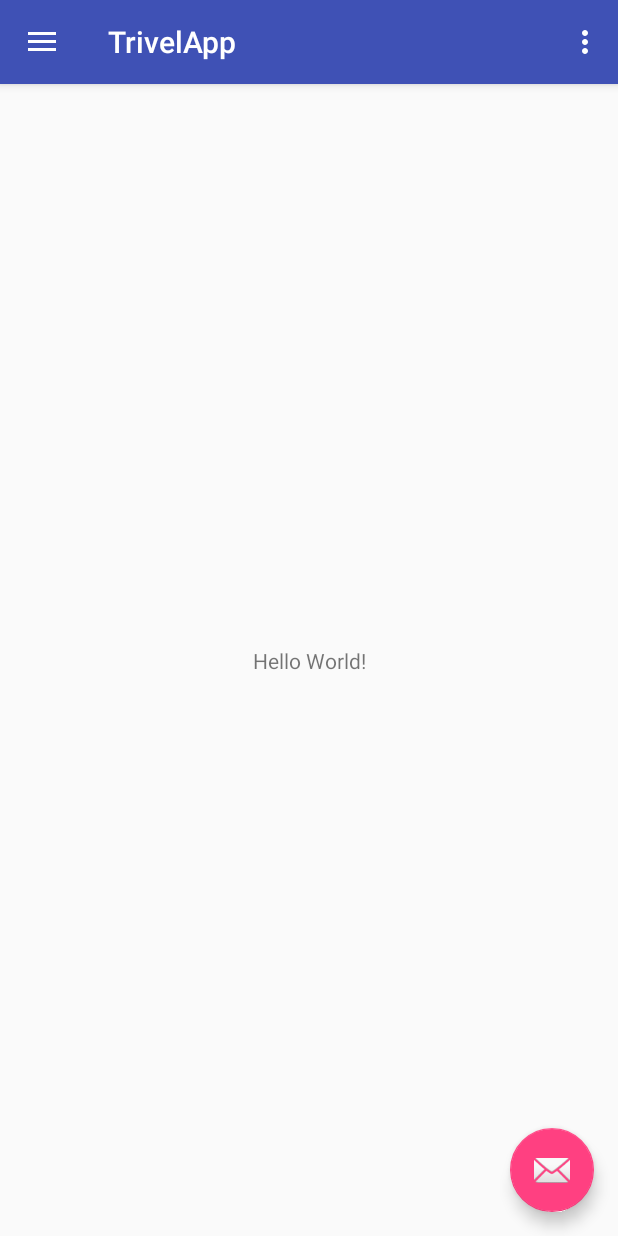
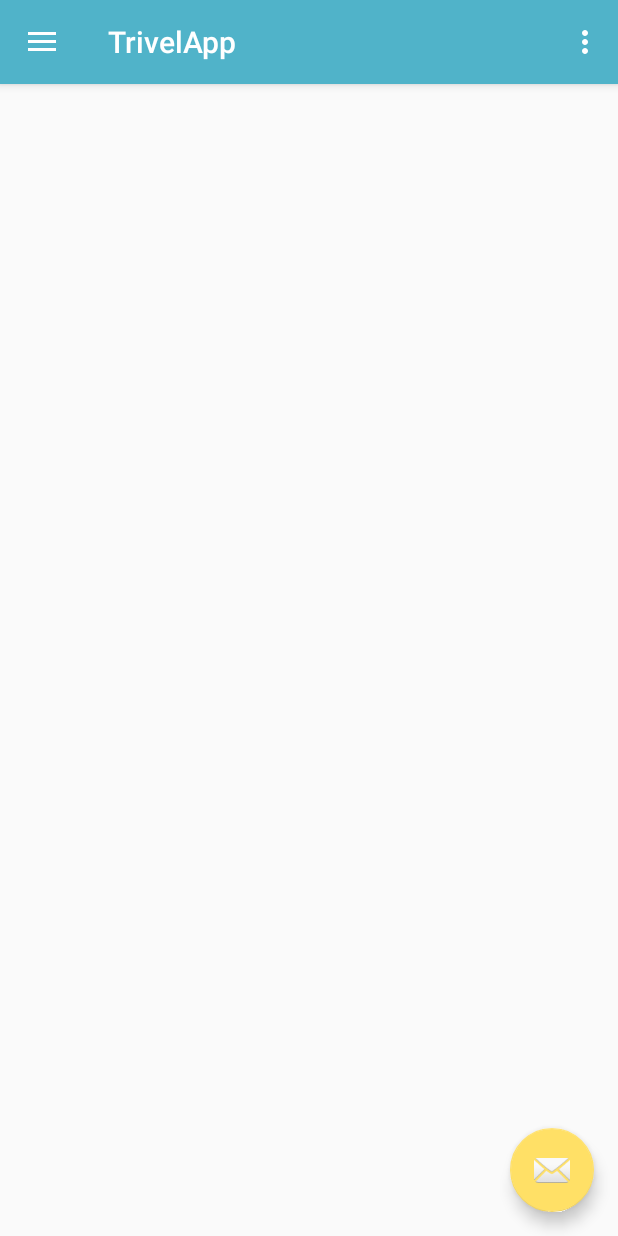
Before and after one commit to JoseGeorges8/trivelApp, an Android app: the screen it shows after launch (MainActivity), after a tap on "Our Packages", on a phone screen of 412 x 824 dp. Run offline under Robolectric (Android 15) with nearby library versions, the light colour scheme and no system bars; 1 other tap on this screen came first.

Commit message:
#2 Just connected the PackagesFragment to its according nav item, also changed the colors of the app to test.

```diff
--- a/app/src/main/java/com/example/josegeorges/trivelapp/MainActivity.java
+++ b/app/src/main/java/com/example/josegeorges/trivelapp/MainActivity.java
@@ -1,8 +1,11 @@
 package com.example.josegeorges.trivelapp;
 
+import android.net.Uri;
 import android.os.Bundle;
 import android.support.design.widget.FloatingActionButton;
 import android.support.design.widget.Snackbar;
+import android.support.v4.app.FragmentManager;
+import android.support.v4.app.FragmentTransaction;
 import android.view.View;
 import android.support.design.widget.NavigationView;
 import android.support.v4.view.GravityCompat;
@@ -14,7 +17,10 @@ import android.view.Menu;
 import android.view.MenuItem;
 
 public class MainActivity extends AppCompatActivity
-        implements NavigationView.OnNavigationItemSelectedListener {
+        implements NavigationView.OnNavigationItemSelectedListener,
+        PackagesFragment.OnFragmentInteractionListener{
+
+    FragmentManager fm;
 
     @Override
     protected void onCreate(Bundle savedInstanceState) {
@@ -79,9 +85,11 @@ public class MainActivity extends AppCompatActivity
     public boolean onNavigationItemSelected(MenuItem item) {
         // Handle navigation view item clicks here.
         int id = item.getItemId();
-
+        fm = getSupportFragmentManager();
         if (id == R.id.nav_packages) {
-
+            FragmentTransaction transaction = fm.beginTransaction();
+            transaction.replace(R.id.content, new PackagesFragment());
+            transaction.commit();
         } else if (id == R.id.nav_wish_list) {
 
         } else if (id == R.id.nav_about_us) {
@@ -94,4 +102,9 @@ public class MainActivity extends AppCompatActivity
         drawer.closeDrawer(GravityCompat.START);
         return true;
     }
+
+    @Override
+    public void onFragmentInteraction(Uri uri) {
+
+    }
 }
--- a/app/src/main/res/layout/content_main.xml
+++ b/app/src/main/res/layout/content_main.xml
@@ -2,19 +2,11 @@
 <android.support.constraint.ConstraintLayout xmlns:android="http://schemas.android.com/apk/res/android"
     xmlns:app="http://schemas.android.com/apk/res-auto"
     xmlns:tools="http://schemas.android.com/tools"
+    android:id="@+id/content"
     android:layout_width="match_parent"
     android:layout_height="match_parent"
     app:layout_behavior="@string/appbar_scrolling_view_behavior"
     tools:context="com.example.josegeorges.trivelapp.MainActivity"
     tools:showIn="@layout/app_bar_main">
 
-    <TextView
-        android:layout_width="wrap_content"
-        android:layout_height="wrap_content"
-        android:text="Hello World!"
-        app:layout_constraintBottom_toBottomOf="parent"
-        app:layout_constraintLeft_toLeftOf="parent"
-        app:layout_constraintRight_toRightOf="parent"
-        app:layout_constraintTop_toTopOf="parent" />
-
 </android.support.constraint.ConstraintLayout>
--- a/app/src/main/res/layout/fragment_packages.xml
+++ b/app/src/main/res/layout/fragment_packages.xml
@@ -4,10 +4,6 @@
     android:layout_height="match_parent"
     tools:context="com.example.josegeorges.trivelapp.PackagesFragment">
 
-    <!-- TODO: Update blank fragment layout -->
-    <TextView
-        android:layout_width="match_parent"
-        android:layout_height="match_parent"
-        android:text="@string/hello_blank_fragment" />
+
 
 </FrameLayout>
--- a/app/src/main/res/values/colors.xml
+++ b/app/src/main/res/values/colors.xml
@@ -1,6 +1,6 @@
 <?xml version="1.0" encoding="utf-8"?>
 <resources>
-    <color name="colorPrimary">#3F51B5</color>
-    <color name="colorPrimaryDark">#303F9F</color>
-    <color name="colorAccent">#FF4081</color>
+    <color name="colorPrimary">#50B3C9</color>
+    <color name="colorPrimaryDark">#49A3B7</color>
+    <color name="colorAccent">#FFE066</color>
 </resources>
```
